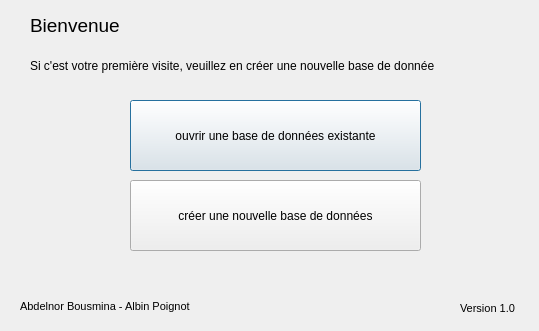
Above: accueil.ui from albinpoignot/QtProject before the change. Below: the same form after it.
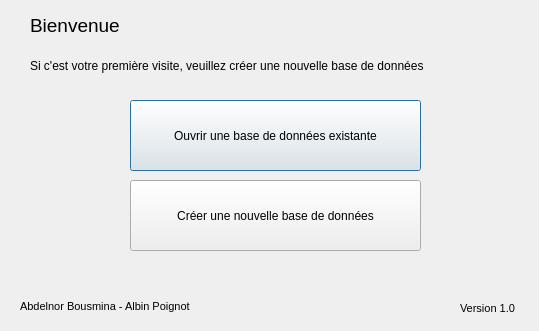
That is the form after the change.

Commit message: modification de qqes labels

Patch:
```diff
--- a/accueil.ui
+++ b/accueil.ui
@@ -23,7 +23,7 @@
     </rect>
    </property>
    <property name="text">
-    <string>ouvrir une base de données existante</string>
+    <string>Ouvrir une base de données existante</string>
    </property>
   </widget>
   <widget class="QPushButton" name="pushButton_2">
@@ -36,7 +36,7 @@
     </rect>
    </property>
    <property name="text">
-    <string>créer une nouvelle base de données</string>
+    <string>Créer une nouvelle base de données</string>
    </property>
   </widget>
   <widget class="QLabel" name="label">
@@ -67,7 +67,7 @@
     </rect>
    </property>
    <property name="text">
-    <string>Si c'est votre première visite, veuillez en créer une nouvelle base de donnée</string>
+    <string>Si c'est votre première visite, veuillez créer une nouvelle base de données</string>
    </property>
   </widget>
   <widget class="QLabel" name="label_3">
```
The commit also changes 2 other files.
